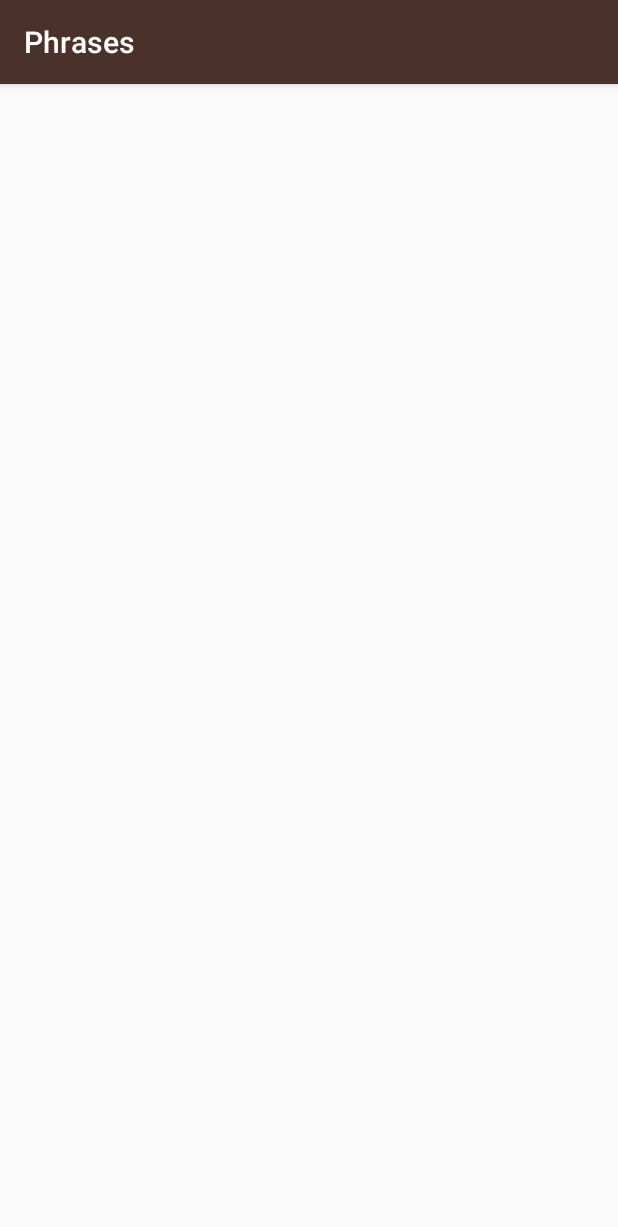
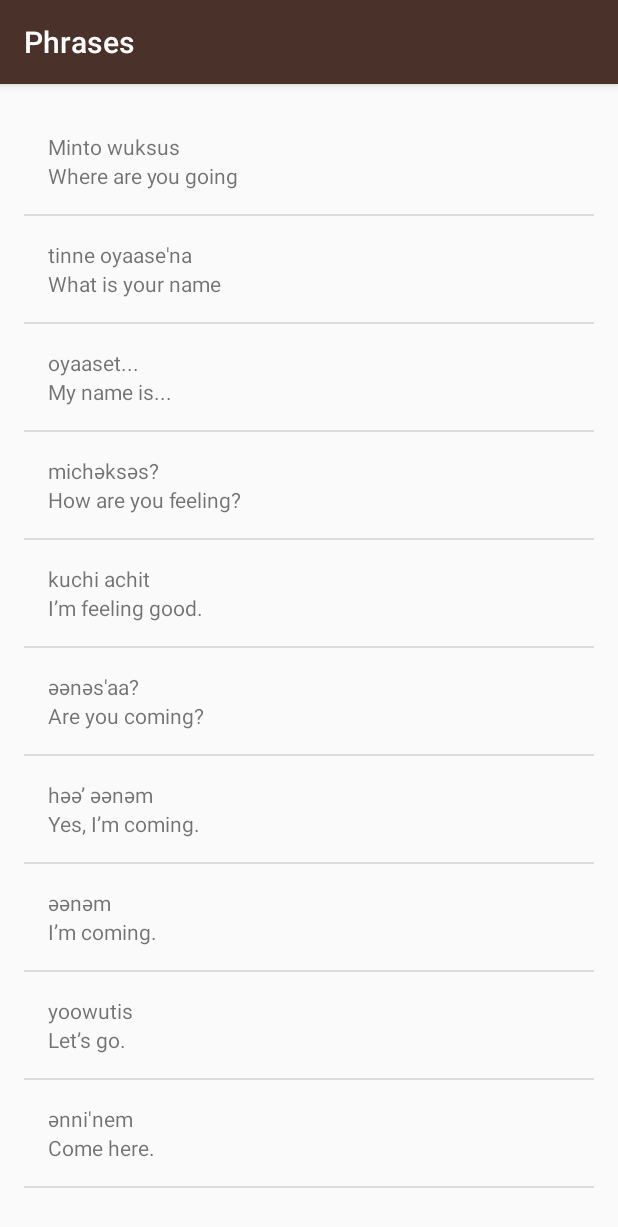
Before and after one commit to ValokR/Miwok, an Android app: the PhrasesActivity screen opened directly, with no data from a screen before it, on a phone screen of 412 x 824 dp. Shown: the top 1227 px of the screen. Run offline under Robolectric (Android 15) with nearby library versions, the phone set to English and light mode, and no system bars.

Commit message:
Add family, colors and phrases.  Condense layouts to just word_list.xml

```diff
--- a/app/src/main/java/com/example/android/miwok/PhrasesActivity.java
+++ b/app/src/main/java/com/example/android/miwok/PhrasesActivity.java
@@ -2,12 +2,34 @@ package com.example.android.miwok;
 
 import android.support.v7.app.AppCompatActivity;
 import android.os.Bundle;
+import android.widget.ListView;
+
+import java.util.ArrayList;
 
 public class PhrasesActivity extends AppCompatActivity {
 
     @Override
     protected void onCreate(Bundle savedInstanceState) {
         super.onCreate(savedInstanceState);
-        setContentView(R.layout.activity_phrases);
+        setContentView(R.layout.word_list);
+
+        ArrayList<Word> words = new ArrayList<Word>();
+
+        words.add(new Word("Where are you going", "Minto wuksus"));
+        words.add(new Word("What is your name", "tinne oyaase'na"));
+        words.add(new Word("My name is...", "oyaaset..."));
+        words.add(new Word("How are you feeling?", "michәksәs?"));
+        words.add(new Word("I’m feeling good.", "kuchi achit"));
+        words.add(new Word("Are you coming?", "әәnәs'aa?"));
+        words.add(new Word("Yes, I’m coming.", "hәә’ әәnәm"));
+        words.add(new Word("I’m coming.", "әәnәm"));
+        words.add(new Word("Let’s go.", "yoowutis"));
+        words.add(new Word("Come here.", "әnni'nem"));
+
+        WordAdapter adapter = new WordAdapter(this, words);
+
+        ListView listView = (ListView) findViewById(R.id.list);
+
+        listView.setAdapter(adapter);
     }
 }
--- a/app/src/main/java/com/example/android/miwok/WordAdapter.java
+++ b/app/src/main/java/com/example/android/miwok/WordAdapter.java
@@ -17,6 +17,7 @@ import java.util.ArrayList;
 
 public class WordAdapter extends ArrayAdapter<Word> {
 
+    //constructor
     public WordAdapter(Activity context, ArrayList<Word> words) {
         super(context, 0, words);
     }
@@ -24,23 +25,25 @@ public class WordAdapter extends ArrayAdapter<Word> {
     @NonNull
     @Override
     public View getView(int position, View convertView, ViewGroup parent) {
-
+        //MAIN GOAL: Get listItemView, either from recycling, or from by inflating a new one
+        //second input param is a recycled view ^^^.  If one is passed, it means it can be recycled
         View listItemView = convertView;
+        //if null, means no recycled views to be used yet.  None passed to this method
         if(listItemView == null) {
-            listItemView = LayoutInflater.from(getContext()).inflate(
-                    R.layout.list_item, parent, false);
+            listItemView = LayoutInflater.from(getContext()).inflate(R.layout.list_item, parent, false); //create new listItemView
         }
 
         Word currentWord = getItem(position);
 
+        //set miwok word in display
         TextView nameTextView = (TextView) listItemView.findViewById(R.id.miwok_text_view);
-
         nameTextView.setText(currentWord.getMiwokWord());
 
+        //set default word in display
         TextView numberTextView = (TextView) listItemView.findViewById(R.id.default_text_view);
-
         numberTextView.setText(currentWord.getDefaultWord());
 
+        //return the view
         return listItemView;
     }
 }
--- a/app/src/main/res/layout/activity_phrases.xml
+++ /dev/null
@@ -1,13 +0,0 @@
-<?xml version="1.0" encoding="utf-8"?>
-<RelativeLayout xmlns:android="http://schemas.android.com/apk/res/android"
-    xmlns:tools="http://schemas.android.com/tools"
-    android:id="@+id/activity_phrases"
-    android:layout_width="match_parent"
-    android:layout_height="match_parent"
-    android:paddingBottom="@dimen/activity_vertical_margin"
-    android:paddingLeft="@dimen/activity_horizontal_margin"
-    android:paddingRight="@dimen/activity_horizontal_margin"
-    android:paddingTop="@dimen/activity_vertical_margin"
-    tools:context="com.example.android.miwok.PhrasesActivity">
-
-</RelativeLayout>
```
Also changed, not shown: app/src/main/java/com/example/android/miwok/ColorsActivity.java (+21 -1 lines), app/src/main/java/com/example/android/miwok/FamilyActivity.java (+23 -1 lines), app/src/main/java/com/example/android/miwok/NumbersActivity.java (+1 -8 lines), app/src/main/res/layout/activity_colors.xml (deleted, +0 -13 lines), app/src/main/res/layout/activity_numbers.xml (deleted, +0 -12 lines), app/src/main/res/layout/word_list.xml (renamed from app/src/main/res/layout/activity_family.xml, +4 -6 lines).
